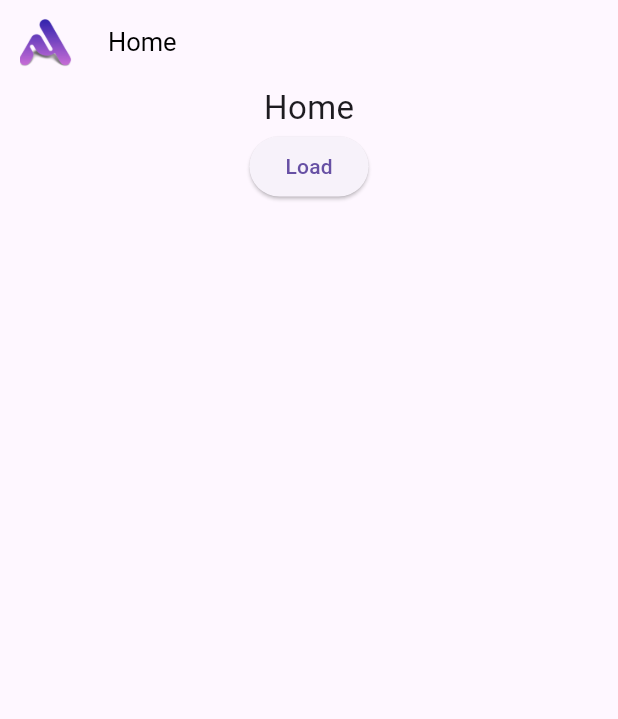
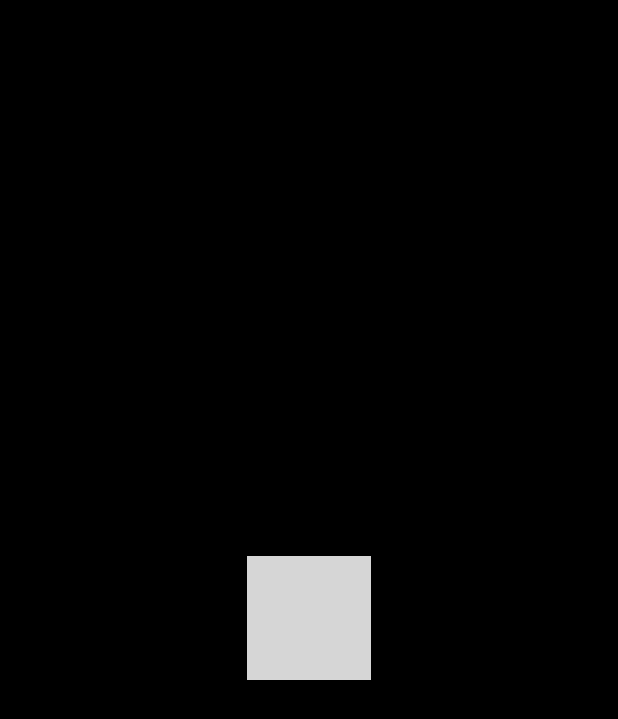
Before and after one commit to Awekon/Awekon, a Flutter app: the first screen one second after launch, on a phone screen of 412 x 824 dp. Shown: the top 719 px of the screen. Run offline on Flutter 3.47's test engine with Material 3 defaults, Android fonts, the phone set to English and light mode, and no system bars; drawn by our look-alikes of animated_splash_screen, lottie; grey boxes are pictures that could not be loaded.

Commit message:
splash screen

```diff
--- a/lib/main.dart
+++ b/lib/main.dart
@@ -1,6 +1,6 @@
 import 'package:awekon/core/constants/size_config.dart';
-import 'package:awekon/screens/Home/Views/home.dart';
 import 'package:awekon/screens/OnBoardingScreen/Views/OnBoardingScreen.dart';
+import 'package:awekon/screens/SlashScreen/Veiws/splashScreen.dart';
 import 'package:flutter/material.dart';
 
 void main() {
@@ -13,6 +13,6 @@ class App extends StatelessWidget {
   @override
   Widget build(BuildContext context) {
     SizeConfig().init(context);
-    return const MaterialApp(debugShowCheckedModeBanner: false, home: Home());
+    return const MaterialApp(debugShowCheckedModeBanner: false, home: const splashScreen());
   }
 }
--- /dev/null
+++ b/lib/screens/SlashScreen/Veiws/splashScreen.dart
@@ -0,0 +1,22 @@
+import 'package:animated_splash_screen/animated_splash_screen.dart';
+import 'package:awekon/screens/Home/Views/home.dart';
+import 'package:flutter/cupertino.dart';
+import 'package:flutter/material.dart';
+import 'package:lottie/lottie.dart';
+
+class splashScreen extends StatelessWidget {
+  const splashScreen({super.key});
+
+  @override
+  Widget build(BuildContext context) {
+    return AnimatedSplashScreen(splash:
+            Center(
+              child: LottieBuilder.asset("assets/animations/Awekon_dark.json"),
+        ), nextScreen: const Home(),
+        // splashIconSize: 200,
+        splashTransition: SplashTransition.fadeTransition,
+        duration: 4000,
+        backgroundColor: Colors.black);
+
+  }
+}
--- a/pubspec.yaml
+++ b/pubspec.yaml
@@ -36,6 +36,7 @@ dependencies:
   # Use with the CupertinoIcons class for iOS style icons.
   cupertino_icons: ^1.0.6
   lottie: ^3.1.2
+  animated_splash_screen: ^1.3.0
 
 dev_dependencies:
   flutter_test:
```
Also changed, not shown: pubspec.lock.
